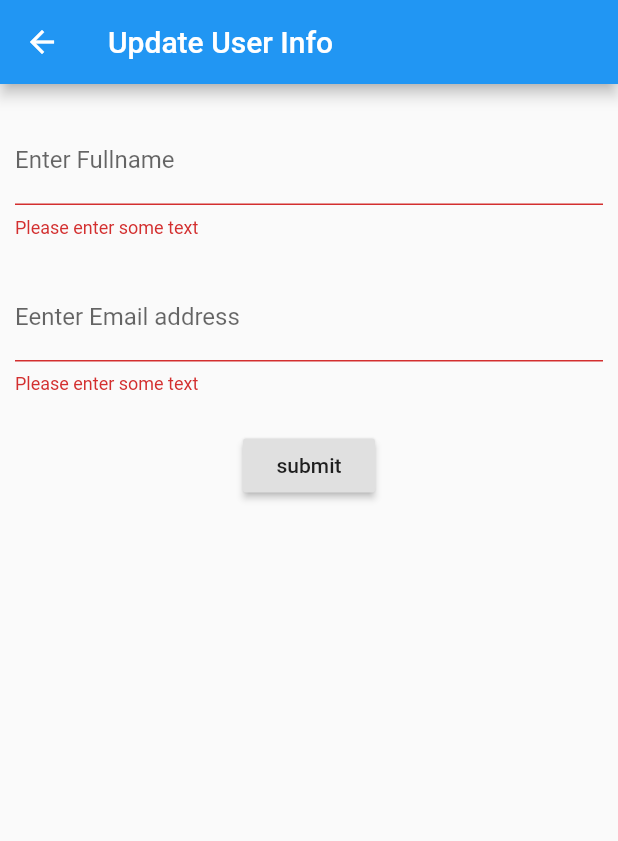
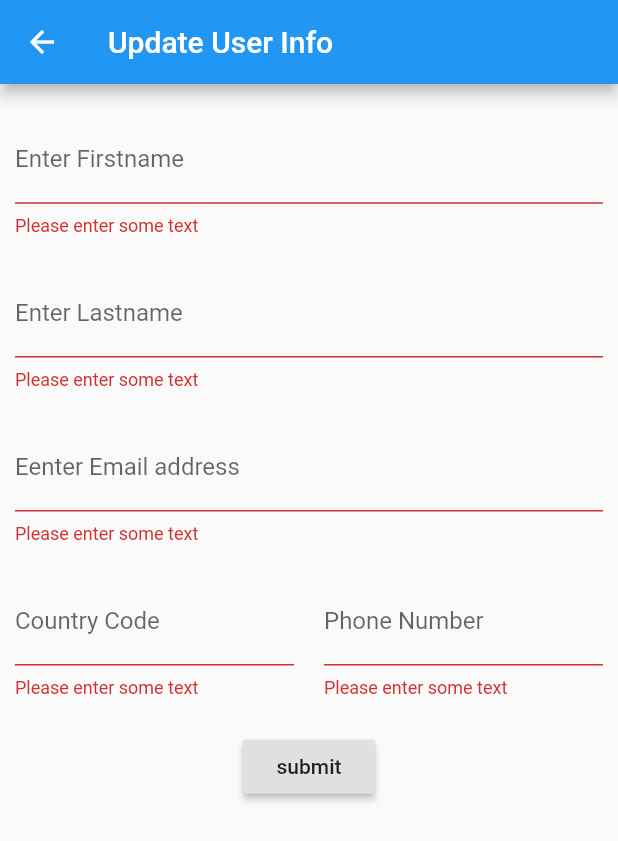
Before and after one commit to fayeed/flutter_freshchat, a Flutter app: the UpdateUserInfoScreen screen opened directly, after a tap on "submit", on a phone screen of 412 x 824 dp. Shown: the top 841 px of the screen. Run offline on Flutter 3.47's test engine with Material 2 defaults, Android fonts, the light colour scheme and no system bars; our stand-ins replace localstorage; statements that could not run were skipped.

Commit message:
User object added to handle the other user properties

```diff
--- a/example/lib/update_userinfo_screen.dart
+++ b/example/lib/update_userinfo_screen.dart
@@ -14,8 +14,11 @@ class UpdateUserInfoState extends State<UpdateUserInfoScreen> {
   final scaffoldKey = GlobalKey<ScaffoldState>();
   final LocalStorage storage = LocalStorage('example_storage');
 
-  String _fullName = "";
+  String _firstName = "";
+  String _lastName = "";
   String _email = "";
+  String _countryCode = "";
+  String _phone = "";
 
   @override
   Widget build(BuildContext context) {
@@ -26,7 +29,8 @@ class UpdateUserInfoState extends State<UpdateUserInfoScreen> {
       ),
       body: Container(
         padding: EdgeInsets.all(10.0),
-        height: 300,
+        height: 500,
+        width: MediaQuery.of(context).size.width,
         child: Form(
           key: formKey,
           child: Column(
@@ -34,9 +38,21 @@ class UpdateUserInfoState extends State<UpdateUserInfoScreen> {
             children: <Widget>[
               TextFormField(
                 decoration: InputDecoration(
-                    hintText: 'xyz', labelText: 'Enter Fullname'),
+                    hintText: 'xyz', labelText: 'Enter Firstname'),
                 onSaved: (value) {
-                  this._fullName = value;
+                  this._firstName = value;
+                },
+                validator: (value) {
+                  if (value.isEmpty) {
+                    return "Please enter some text";
+                  }
+                },
+              ),
+              TextFormField(
+                decoration: InputDecoration(
+                    hintText: 'xyz', labelText: 'Enter Lastname'),
+                onSaved: (value) {
+                  this._lastName = value;
                 },
                 validator: (value) {
                   if (value.isEmpty) {
@@ -58,15 +74,60 @@ class UpdateUserInfoState extends State<UpdateUserInfoScreen> {
                   }
                 },
               ),
+              Row(
+                crossAxisAlignment: CrossAxisAlignment.center,
+                mainAxisAlignment: MainAxisAlignment.start,
+                children: <Widget>[
+                  Flexible(
+                    child: TextFormField(
+                      decoration: InputDecoration(
+                          hintText: '+91', labelText: 'Country Code'),
+                      onSaved: (value) {
+                        this._countryCode = value;
+                      },
+                      validator: (value) {
+                        if (value.isEmpty) {
+                          return "Please enter some text";
+                        } else if (value.length < 2) {
+                          return "Please enter 3 characters";
+                        }
+                      },
+                    ),
+                  ),
+                  SizedBox(
+                    width: 20.0,
+                  ),
+                  Flexible(
+                    child: TextFormField(
+                      decoration: InputDecoration(
+                          hintText: '0123456789', labelText: 'Phone Number'),
+                      onSaved: (value) {
+                        this._phone = value;
+                      },
+                      validator: (value) {
+                        if (value.isEmpty) {
+                          return "Please enter some text";
+                        }
+                      },
+                    ),
+                  ),
+                ],
+              ),
               RaisedButton(
                 onPressed: () async {
                   if (formKey.currentState.validate()) {
                     formKey.currentState.save();
-                    print(this._fullName);
+
                     await storage.setItem('uid', this._email);
 
-                    await FlutterFreshchat.updateUserInfo(
-                        firstName: this._fullName, email: this._email);
+                    User user = User.initail();
+                    user.email = _email;
+                    user.firstName = _firstName;
+                    user.lastName = _lastName;
+                    user.phoneCountryCode = _countryCode;
+                    user.phone = _phone;
+
+                    await FlutterFreshchat.updateUserInfo(user: user);
 
                     scaffoldKey.currentState
                         .showSnackBar(SnackBar(content: Text("Clicked")));
--- a/example/pubspec.yaml
+++ b/example/pubspec.yaml
@@ -12,7 +12,7 @@ dependencies:
   # The following adds the Cupertino Icons font to your application.
   # Use with the CupertinoIcons class for iOS style icons.
   cupertino_icons: ^0.1.2
-  localstorage: ^1.2.0
+  localstorage:
 
 dev_dependencies:
   flutter_test:
--- /dev/null
+++ b/lib/src/user.dart
@@ -0,0 +1,48 @@
+part of firebase_auth;
+
+class User {
+  String id;
+  String email;
+  String referenceId;
+  DateTime createdTime;
+  String phone;
+  String firstName;
+  String lastName;
+  String phoneCountryCode;
+
+  User.initail()
+      : id = "",
+        email = "",
+        referenceId = "",
+        createdTime = DateTime.now(),
+        phone = "",
+        firstName = "",
+        lastName = "",
+        phoneCountryCode = "";
+
+  User.fromJson(Map<String, dynamic> json) {
+    id = json["id"];
+    email = json["email"];
+    referenceId = json["reference_id"];
+    firstName = json["first_name"];
+    lastName = json["last_name"];
+    phone = json["phone"];
+    createdTime = DateTime.parse(json["createdTime"]);
+    phoneCountryCode = json["phone_country_code"];
+  }
+
+  Map<String, dynamic> toJson() {
+    Map<String, dynamic> result = Map<String, dynamic>();
+
+    result['id'] = id;
+    result['email'] = email;
+    result['first_name'] = firstName;
+    result['last_name'] = lastName;
+    result['phone'] = phone;
+    result['reference_id'] = referenceId;
+    result['created_time'] = createdTime.toString();
+    result['phone_country_code'] = phoneCountryCode;
+
+    return result;
+  }
+}
```
Also changed, not shown: lib/flutter_freshchat.dart (+4 -81 lines), lib/src/freshchat.dart (added, +78 -0 lines), example/pubspec.lock, 4 other files.
